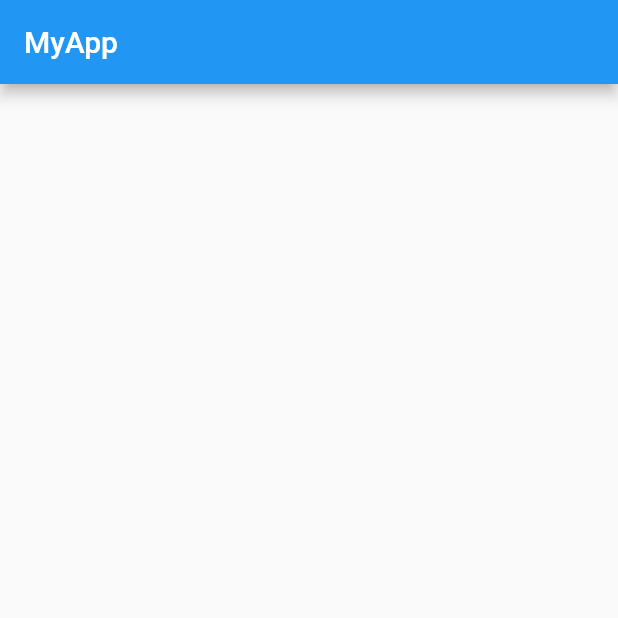
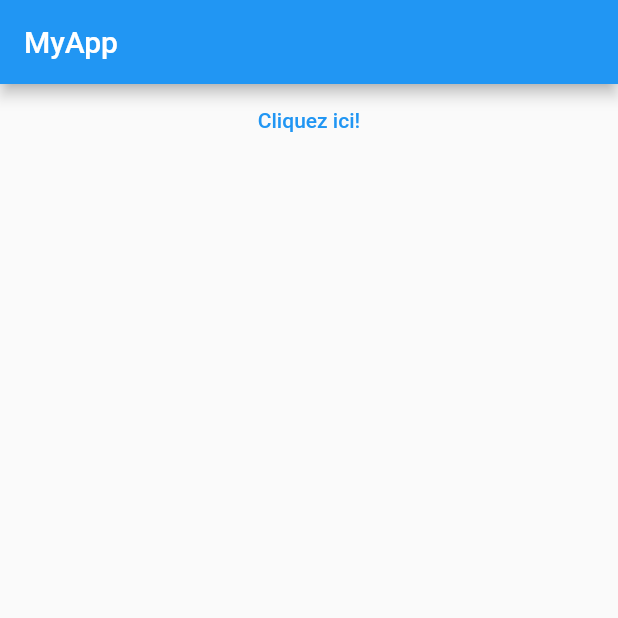
Before and after one commit to AdalbertPungu/flutter_application_demo, a Flutter app: the screen it shows after launch, on a phone screen of 412 x 824 dp, the top half of it. Run offline on Flutter 3.47's test engine with Material 2 defaults, Android fonts, the phone set to English and light mode, and no system bars.

Commit message:
widget TextButton

```diff
--- a/lib/main.dart
+++ b/lib/main.dart
@@ -18,7 +18,13 @@ class HomePage extends StatelessWidget {
         ),
         body: Center(
           child: Column(
-            children: [],
+            children: [
+              TextButton(
+                //FlatButton
+                onPressed: () => print('clic'),
+                child: Text('Cliquez ici!'),
+              ),
+            ],
           ),
         ),
       ),
```
